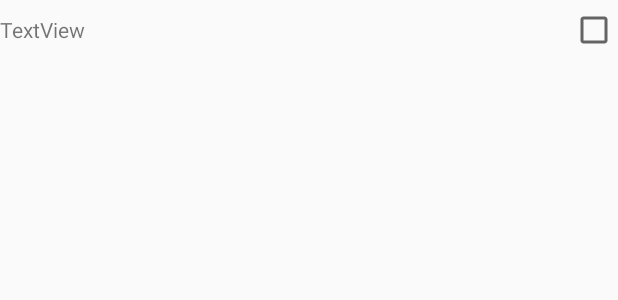
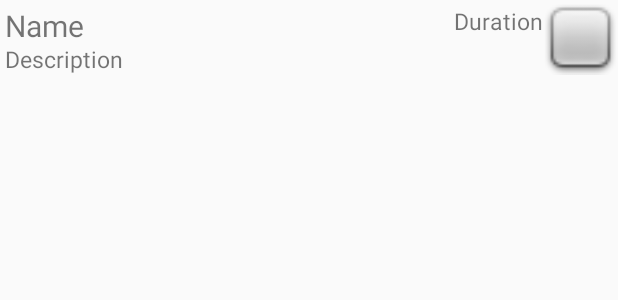
Before and after one commit to MrSparsh/Queno, an Android app: the layout activity_business_list.xml on its own in the app's theme, with its tools: preview values and no code run, on a phone screen of 412 x 824 dp. Shown: the top 300 px of the screen. Run offline under Robolectric (Android 15) with nearby library versions, the phone set to English and light mode, and no system bars.

Commit message:
Bussiness List Item Updated

```diff
--- a/app/src/main/res/layout/activity_business_list.xml
+++ b/app/src/main/res/layout/activity_business_list.xml
@@ -1,18 +1,46 @@
 <?xml version="1.0" encoding="utf-8"?>
-<LinearLayout xmlns:android="http://schemas.android.com/apk/res/android"
-    android:orientation="horizontal" android:layout_width="match_parent"
+<RelativeLayout xmlns:android="http://schemas.android.com/apk/res/android"
+    xmlns:app="http://schemas.android.com/apk/res-auto"
+    android:id="@+id/imgView"
+    android:layout_width="match_parent"
     android:layout_height="match_parent"
-    android:focusable="false" >
+    android:orientation="horizontal">
 
     <TextView
-        android:id="@+id/textViewBusinessList"
+        android:id="@+id/nameTextField"
         android:layout_width="wrap_content"
-        android:layout_height="40dp"
-        android:layout_weight="2.43"
-        android:text="TextView" />
+        android:layout_height="wrap_content"
+        android:layout_alignParentLeft="true"
+        android:layout_margin="5px"
+        android:text="Name"
+        android:textSize="20dp" />
 
-    <CheckBox
-        android:id="@+id/checkBox3"
+    <ImageView
+        android:id="@+id/checkBoxImageView"
+        android:layout_width="50dp"
+        android:layout_height="50dp"
+        android:layout_alignParentRight="true"
+        app:srcCompat="@android:drawable/checkbox_off_background" />
+
+    <TextView
+        android:id="@+id/durationTextField"
         android:layout_width="wrap_content"
-        android:layout_height="40dp" />
-</LinearLayout>
+        android:layout_height="wrap_content"
+        android:layout_alignTop="@+id/nameTextField"
+        android:layout_toLeftOf="@+id/checkBoxImageView"
+        android:layout_toStartOf="@+id/checkBoxImageView"
+        android:text="Duration"
+        android:textSize="15dp" />
+
+    <TextView
+        android:id="@+id/descriptionTextField"
+        android:layout_width="wrap_content"
+        android:layout_height="wrap_content"
+        android:layout_alignBottom="@+id/checkBoxImageView"
+        android:layout_alignLeft="@+id/nameTextField"
+        android:layout_alignStart="@+id/nameTextField"
+        android:layout_toLeftOf="@+id/checkBoxImageView"
+        android:text="Description"
+        android:textSize="15dp" />
+
+</RelativeLayout>
```
Also changed, not shown: app/src/main/java/com/example/prashanjeet/firebase/Bussiness.java (+17 -13 lines), app/src/main/java/com/example/prashanjeet/firebase/BussinessListAdapter.java (+1 -7 lines), app/src/main/res/layout/activity_bussiness.xml (+9 -6 lines), app/src/main/res/drawable/checkbox_empty.png (added), app/src/main/res/drawable/checkboxicon.png (added).
